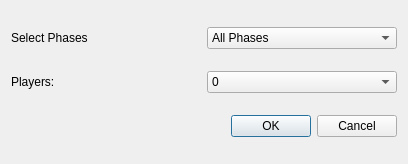
Old version of the form gui/log_selector.ui in the repository TaimoorRana/Risk.
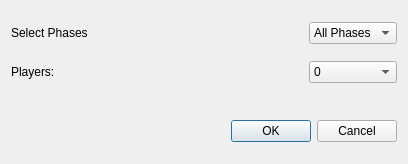
New version of the form.

```diff
--- a/gui/log_selector.ui
+++ b/gui/log_selector.ui
@@ -24,16 +24,6 @@
      </property>
     </widget>
    </item>
-   <item row="1" column="1">
-    <layout class="QHBoxLayout" name="horizontalLayout"/>
-   </item>
-   <item row="2" column="0">
-    <widget class="QLabel" name="label_2">
-     <property name="text">
-      <string>Players:</string>
-     </property>
-    </widget>
-   </item>
    <item row="2" column="1">
     <layout class="QHBoxLayout" name="horizontalLayout_2">
      <item>
@@ -56,16 +46,13 @@
      </item>
     </layout>
    </item>
-   <item row="3" column="0" colspan="2">
-    <widget class="QDialogButtonBox" name="SubmitStats">
-     <property name="enabled">
-      <bool>true</bool>
-     </property>
-     <property name="orientation">
-      <enum>Qt::Horizontal</enum>
-     </property>
-     <property name="standardButtons">
-      <set>QDialogButtonBox::Cancel|QDialogButtonBox::Ok</set>
+   <item row="1" column="1">
+    <layout class="QHBoxLayout" name="horizontalLayout"/>
+   </item>
+   <item row="2" column="0">
+    <widget class="QLabel" name="label_2">
+     <property name="text">
+      <string>Players:</string>
      </property>
     </widget>
    </item>
@@ -93,6 +80,32 @@
      </item>
     </widget>
    </item>
+   <item row="4" column="0" colspan="2">
+    <widget class="QDialogButtonBox" name="SubmitStats">
+     <property name="enabled">
+      <bool>true</bool>
+     </property>
+     <property name="orientation">
+      <enum>Qt::Horizontal</enum>
+     </property>
+     <property name="standardButtons">
+      <set>QDialogButtonBox::Cancel|QDialogButtonBox::Ok</set>
+     </property>
+    </widget>
+   </item>
+   <item row="3" column="0">
+    <spacer name="horizontalSpacer">
+     <property name="orientation">
+      <enum>Qt::Horizontal</enum>
+     </property>
+     <property name="sizeHint" stdset="0">
+      <size>
+       <width>40</width>
+       <height>20</height>
+      </size>
+     </property>
+    </spacer>
+   </item>
   </layout>
  </widget>
  <resources/>
```
